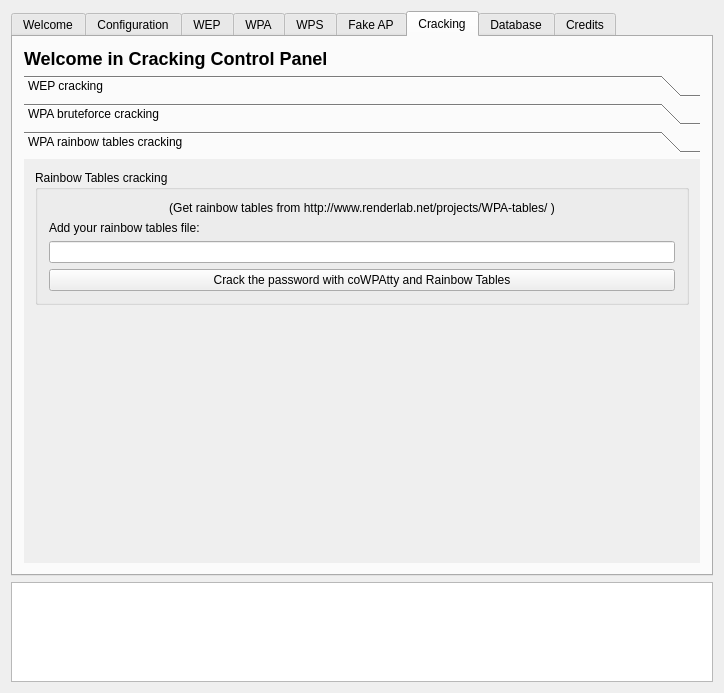
Above: gerix.ui from 5l1v3r1/gerix-wifi-cracker before the change. Below: the same form after it.
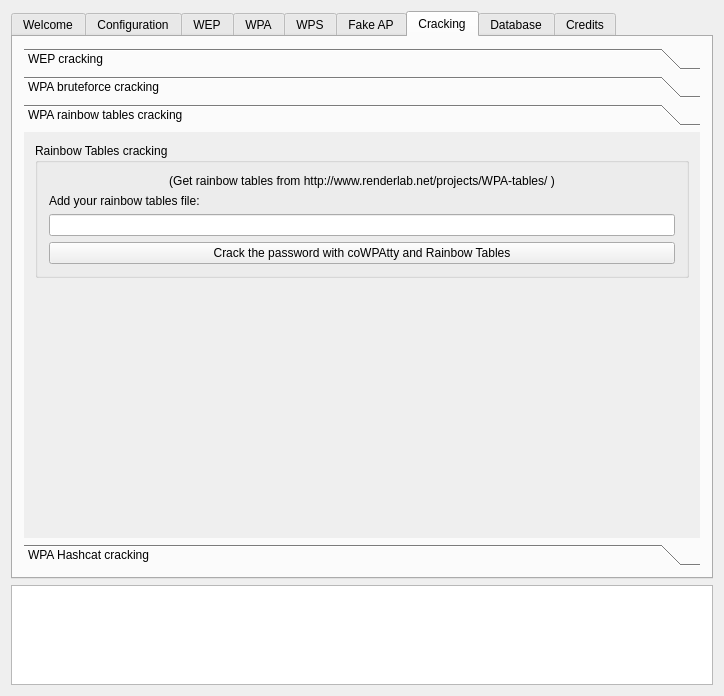
That is the form after the change. The open tabs and pages were chosen to show the change. Icons and pictures are not drawn.

Commit message: Preparing for hashcat support (WPA cracking)

The edit to the form file:
```diff
--- a/gerix.ui
+++ b/gerix.ui
@@ -7,7 +7,7 @@
     <x>0</x>
     <y>0</y>
     <width>724</width>
-    <height>693</height>
+    <height>696</height>
    </rect>
   </property>
   <property name="sizePolicy">
@@ -1730,7 +1730,7 @@
         <string>Cracking</string>
        </attribute>
        <layout class="QGridLayout">
-        <item row="1" column="0">
+        <item row="0" column="0">
          <widget class="QToolBox" name="toolBox5_3">
           <property name="currentIndex">
            <number>0</number>
@@ -1741,7 +1741,7 @@
              <x>0</x>
              <y>0</y>
              <width>684</width>
-             <height>386</height>
+             <height>389</height>
             </rect>
            </property>
            <attribute name="label">
@@ -1896,8 +1896,8 @@
             <rect>
              <x>0</x>
              <y>0</y>
-             <width>542</width>
-             <height>180</height>
+             <width>684</width>
+             <height>356</height>
             </rect>
            </property>
            <attribute name="label">
@@ -1961,16 +1961,11 @@
             </item>
            </layout>
           </widget>
-         </widget>
-        </item>
-        <item row="0" column="0">
-         <widget class="QLabel" name="textLabel4_4_2_2_3">
-          <property name="text">
-           <string>&lt;h2&gt;Welcome in Cracking Control Panel&lt;/h2&gt;</string>
-          </property>
-          <property name="wordWrap">
-           <bool>false</bool>
-          </property>
+          <widget class="QWidget" name="page_3">
+           <attribute name="label">
+            <string>WPA Hashcat cracking</string>
+           </attribute>
+          </widget>
          </widget>
         </item>
        </layout>
```
Left out of the diff: 16 changed lines with no effect on the pictures. The commit also changes 1 other file.
